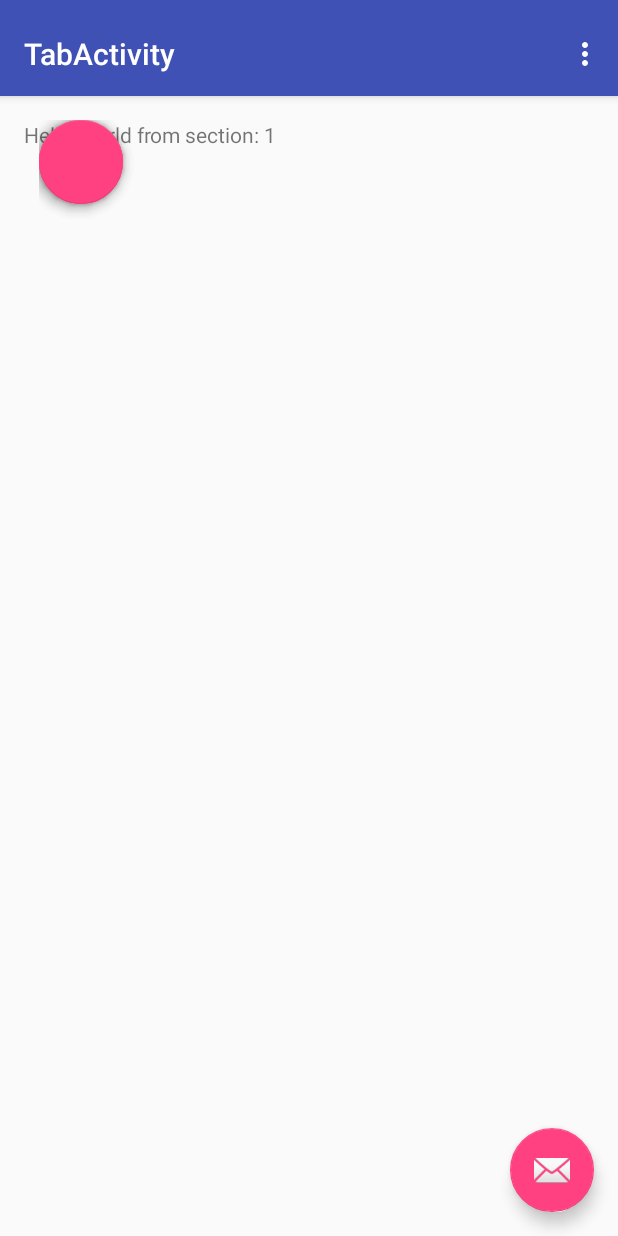
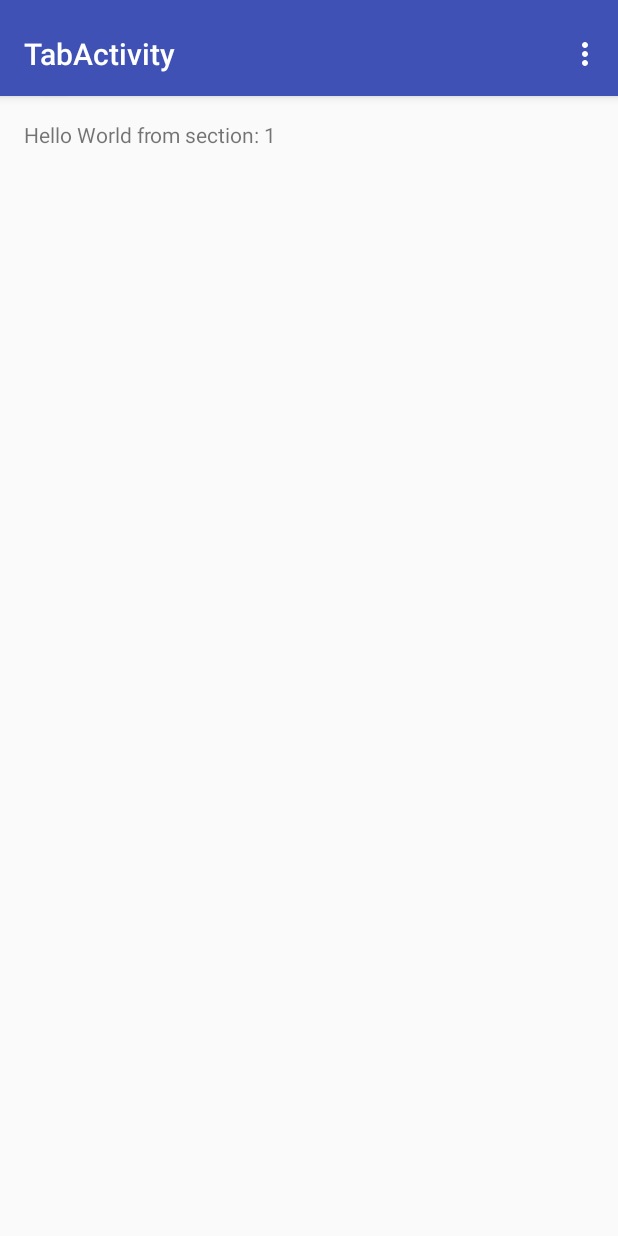
Before and after one commit to BillChabzz/Note, an Android app: the TabActivity screen opened directly, with no data from a screen before it, on a phone screen of 412 x 824 dp. Run offline under Robolectric (Android 15) with nearby library versions, the phone set to English and light mode, and no system bars; libraries missing offline, so code that uses them is left out: com.github.clans.fab; plain views replace FloatingActionButton, FloatingActionMenu; 7 statements that could not run were skipped.

```diff
--- a/app/build.gradle
+++ b/app/build.gradle
@@ -25,6 +25,7 @@ dependencies {
     compile 'com.android.support:appcompat-v7:23.1.0'
     compile 'com.android.support:design:23.1.0'
     compile 'com.github.clans:fab:1.6.1'
+    compile 'com.github.rey5137:material:1.2.1'
 
 
 }
--- a/app/src/main/java/bill/flex/fragz/note/MainActivity.java
+++ b/app/src/main/java/bill/flex/fragz/note/MainActivity.java
@@ -3,6 +3,10 @@ package bill.flex.fragz.note;
 import android.content.Intent;
 import android.os.Bundle;
 
+
+
+import com.rey.material.util.ThemeUtil;
+import com.rey.material.widget.EditText;
 
 import android.support.v7.app.AppCompatActivity;
 import android.support.v7.widget.Toolbar;
--- a/app/src/main/res/layout/activity_main.xml
+++ b/app/src/main/res/layout/activity_main.xml
@@ -16,7 +16,7 @@
     </android.support.design.widget.AppBarLayout>
 
     <include layout="@layout/floating_menus_activity" />
-
+    <include layout="@layout/edit_text_main"/>
 
 
 </android.support.design.widget.CoordinatorLayout>
--- a/app/src/main/res/layout/activity_tab.xml
+++ b/app/src/main/res/layout/activity_tab.xml
@@ -20,13 +20,12 @@
 
     </android.support.design.widget.AppBarLayout>
 
+    <include layout="@layout/floating_menus_activity"/>
+
     <android.support.v4.view.ViewPager android:id="@+id/container"
         android:layout_width="match_parent" android:layout_height="match_parent"
         app:layout_behavior="@string/appbar_scrolling_view_behavior" />
 
-    <android.support.design.widget.FloatingActionButton android:id="@+id/fab"
-        android:layout_width="wrap_content" android:layout_height="wrap_content"
-        android:layout_gravity="end|bottom" android:layout_margin="@dimen/fab_margin"
-        android:src="@android:drawable/ic_dialog_email" />
+
 
 </android.support.design.widget.CoordinatorLayout>
--- a/app/src/main/res/layout/floating_menus_activity.xml
+++ b/app/src/main/res/layout/floating_menus_activity.xml
@@ -27,7 +27,7 @@
             android:layout_height="wrap_content"
 
             fab:fab_size="mini"
-            fab:fab_label="Menu item 1" />
+            fab:fab_label="@string/delete_notes" />
 
         <com.github.clans.fab.FloatingActionButton
             android:id="@+id/fab2"
@@ -35,7 +35,7 @@
             android:layout_height="wrap_content"
 
             fab:fab_size="mini"
-            fab:fab_label="Menu item 2" />
+            fab:fab_label="@string/share_note" />
 
         <com.github.clans.fab.FloatingActionButton
             android:id="@+id/fab3"
@@ -43,7 +43,7 @@
             android:layout_height="wrap_content"
 
             fab:fab_size="mini"
-            fab:fab_label="@string/lorem_ipsum" />
+            fab:fab_label="@string/new_note" />
 
     </com.github.clans.fab.FloatingActionMenu>
 </FrameLayout>
--- a/app/src/main/res/layout/fragment_tab.xml
+++ b/app/src/main/res/layout/fragment_tab.xml
@@ -9,7 +9,7 @@
     <TextView android:id="@+id/section_label" android:layout_width="wrap_content"
         android:layout_height="wrap_content" />
 
-    <include layout="@layout/floating_menus_activity"/>
+
 
 
 </RelativeLayout>
--- a/app/src/main/res/values/strings.xml
+++ b/app/src/main/res/values/strings.xml
@@ -1,7 +1,9 @@
 <resources>
     <string name="app_name">Note</string>
     <string name="action_settings">Settings</string>
-    <string name="lorem_ipsum">Floating menu</string>
+    <string name="new_note">Create note</string>
+    <string name="delete_notes">Delete all notes</string>
+    <string name="share_note">Share note</string>
     <string name="title_activity_tab">TabActivity</string>
     <string name="section_format">Hello World from section: %1$d</string>
     <string name="title_activity_scrolling">ScrollingActivity</string>
```
Also changed, not shown: app/src/main/res/layout/edit_text_main.xml (added, +24 -0 lines), 1 other file.
